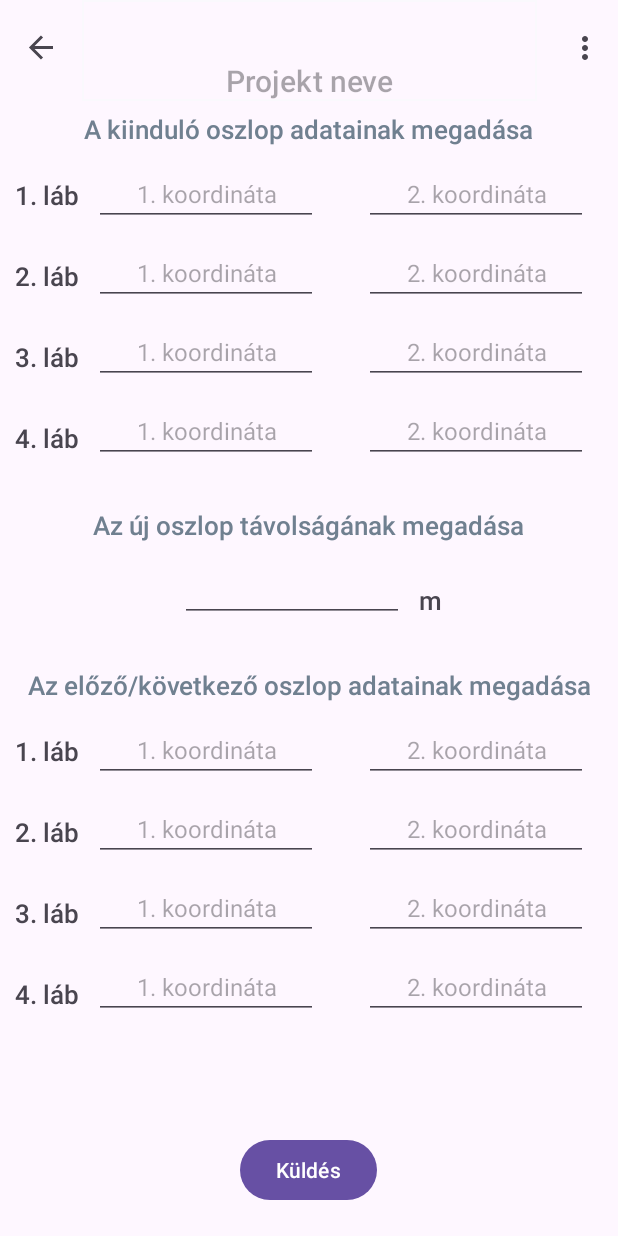
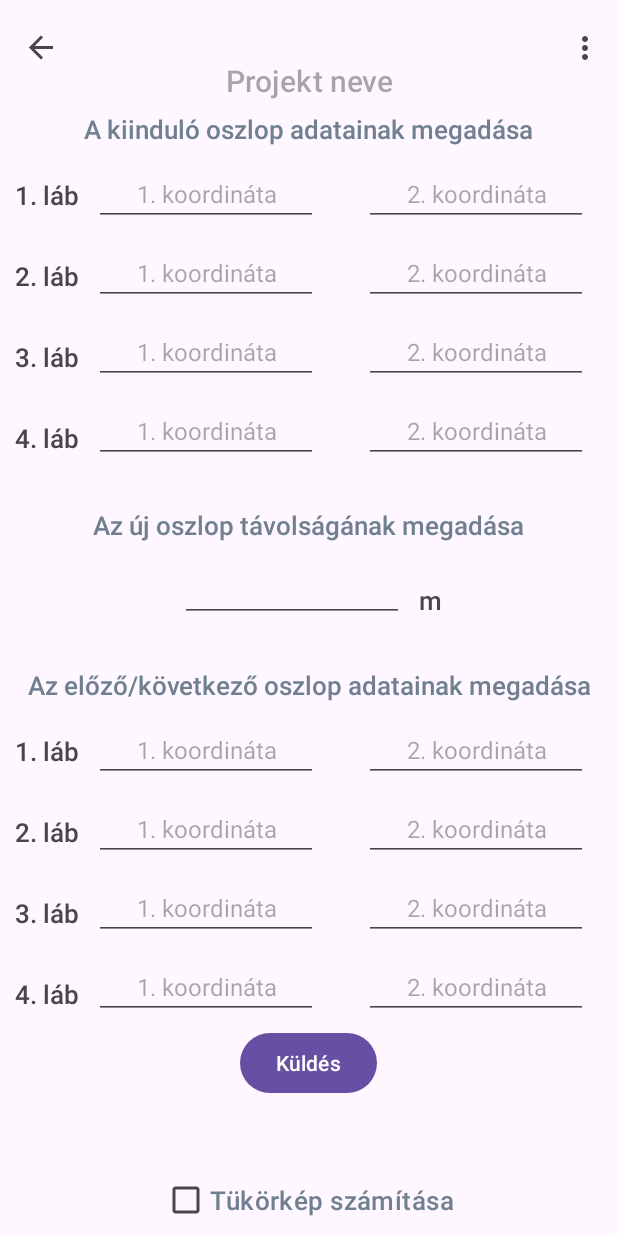
Before and after one commit to davidgiczi/PillarBaseDisplayerApp, an Android app: the screen it shows after launch (MainActivity), in the options menu, after a tap on "Következő oldalra", on a phone screen of 412 x 824 dp. Run offline under Robolectric (Android 15) with nearby library versions, the phone set to English and light mode, and no system bars; our stand-ins replace navigation-ui.

Commit message:
CalcMirrorCaseFunction

```diff
--- a/app/src/main/res/layout/fragment_meas_data.xml
+++ b/app/src/main/res/layout/fragment_meas_data.xml
@@ -51,7 +51,8 @@
         android:textColor="@color/steel_gray"
         android:textSize="16sp"
         app:layout_constraintStart_toEndOf="@+id/foot1_text"
-        app:layout_constraintTop_toBottomOf="@+id/text_start_pillar_data" />
+        app:layout_constraintTop_toBottomOf="@+id/text_start_pillar_data"
+        tools:ignore="DuplicateSpeakableTextCheck" />
 
     <EditText
         android:id="@+id/center_foot1_x_coordinate"
@@ -70,7 +71,8 @@
         android:textSize="16sp"
         app:layout_constraintEnd_toEndOf="parent"
         app:layout_constraintStart_toEndOf="@+id/center_foot1_y_coordinate"
-        app:layout_constraintTop_toBottomOf="@+id/text_start_pillar_data" />
+        app:layout_constraintTop_toBottomOf="@+id/text_start_pillar_data"
+        tools:ignore="DuplicateSpeakableTextCheck" />
 
     <TextView
         android:id="@+id/foot2_text"
@@ -487,11 +489,28 @@
         android:id="@+id/btn_send"
         android:layout_width="wrap_content"
         android:layout_height="wrap_content"
-        android:layout_marginBottom="20dp"
+        android:layout_marginTop="5dp"
         android:text="@string/send"
-        app:layout_constraintBottom_toBottomOf="parent"
         app:layout_constraintEnd_toEndOf="parent"
         app:layout_constraintHorizontal_bias="0.498"
-        app:layout_constraintStart_toStartOf="parent" />
+        app:layout_constraintStart_toStartOf="parent"
+        app:layout_constraintTop_toBottomOf="@+id/direction_foot4_y_coordinate" />
+
+    <CheckBox
+        android:id="@+id/calcMirrorCheckBox"
+        android:layout_width="wrap_content"
+        android:layout_height="wrap_content"
+        android:layout_marginTop="20dp"
+        android:text="@string/calcMirrorCase"
+        app:layout_constraintBottom_toBottomOf="parent"
+        android:fontFamily="sans-serif-light"
+        android:textColor="@color/steel_gray"
+        android:textStyle="bold"
+        android:textSize="17dp"
+        app:layout_constraintEnd_toEndOf="parent"
+        app:layout_constraintHorizontal_bias="0.498"
+        app:layout_constraintStart_toStartOf="parent"
+        app:layout_constraintTop_toBottomOf="@+id/btn_send"
+        app:layout_constraintVertical_bias="1.0" />
 
 </androidx.constraintlayout.widget.ConstraintLayout>
--- a/app/src/main/res/values/strings.xml
+++ b/app/src/main/res/values/strings.xml
@@ -45,4 +45,5 @@
     <string name="foot3">3. láb</string>
     <string name="foot4">4. láb</string>
     <string name="send">Küldés</string>
+    <string name="calcMirrorCase">Tükörkép számítása"</string>
 </resources>
```
Also changed, not shown: app/src/main/java/com/david/giczi/pillarbasedisplayerapp/fragments/PillarMeasDataFragment.java (+25 -0 lines), app/src/main/java/com/david/giczi/pillarbasedisplayerapp/service/PillarLocationCalculator.java (+6 -6 lines).
